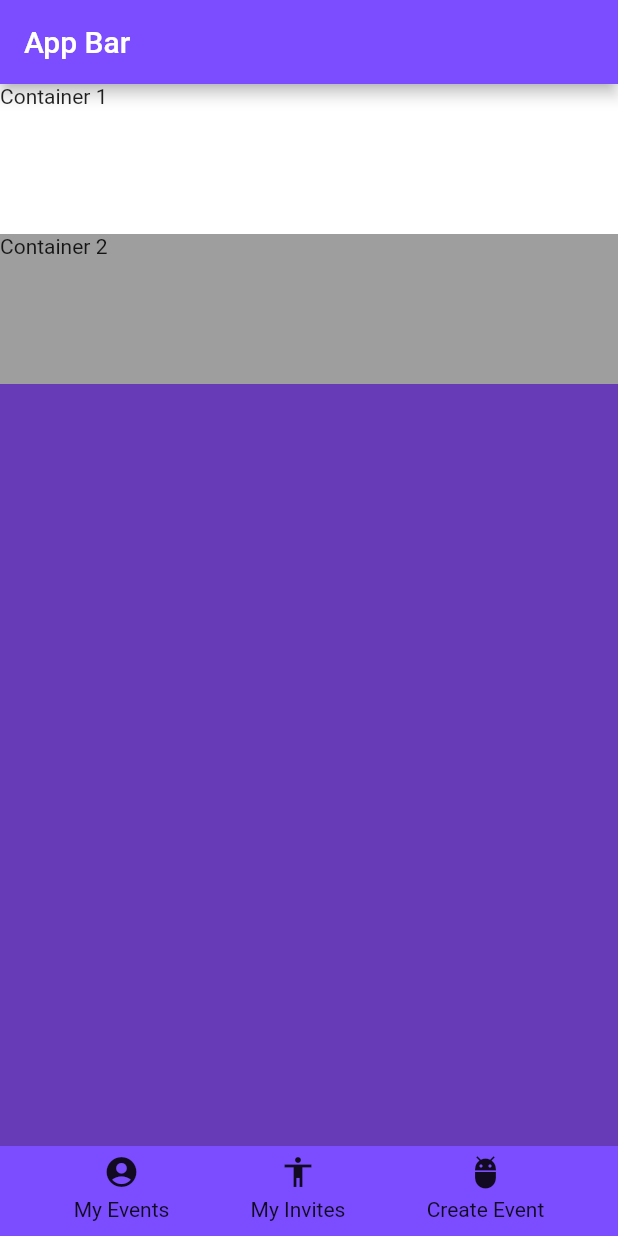
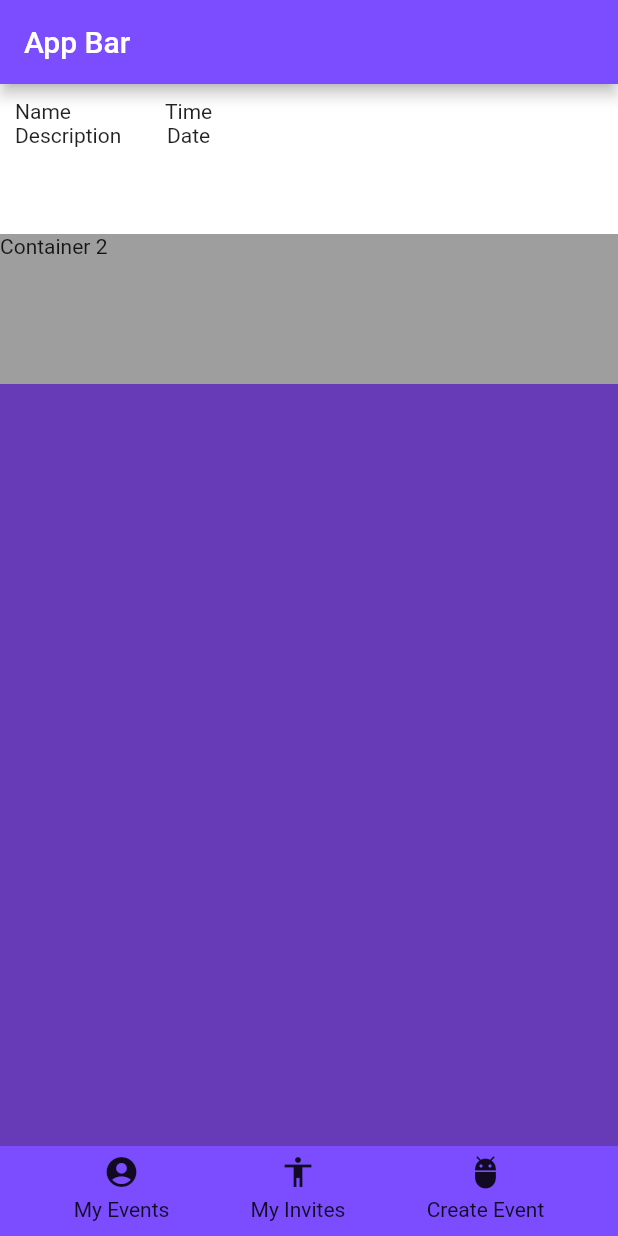
Before and after one commit to Jakal-lantern/2021Capstone, a Flutter app: the screen it shows after launch, on a phone screen of 412 x 824 dp. Run offline on Flutter 3.47's test engine with Material 2 defaults, Android fonts, the phone set to English and light mode, and no system bars.

Commit message:
Updated TODO list

```diff
--- a/lib/main.dart
+++ b/lib/main.dart
@@ -15,14 +15,34 @@ class MyApp extends StatelessWidget {
           backgroundColor: Colors.deepPurpleAccent,
         ),
         body: SafeArea(
-          child: Column(
-            verticalDirection: VerticalDirection.down,  // Default
-            crossAxisAlignment: CrossAxisAlignment.stretch, // Stretch children across screen width
+          child: Column(    // TODO: Create event container template
+            verticalDirection: VerticalDirection.down,    // Default
+            crossAxisAlignment: CrossAxisAlignment.stretch,   // Stretch children across screen width
             children: <Widget>[
               Container(
+                padding: EdgeInsets.all(10.0),
                 height: 100.0,
                 color: Colors.white,
-                child: Text("Container 1"),
+                child: Row(
+                  children: [
+                    Column(
+                      crossAxisAlignment: CrossAxisAlignment.start,
+                      children: [
+                        Container(
+                          width: 100.0,   // TODO: Find a way to fractionally size name/description text
+                          child: Text("Name")
+                        ),
+                        Text("Description"),
+                      ],
+                    ),
+                    Column(
+                      children: [
+                        Text("Time"),
+                        Text("Date"),
+                      ],
+                    )
+                  ],
+                ),
               ),
               Container(
                 height: 100.0,
@@ -32,7 +52,7 @@ class MyApp extends StatelessWidget {
             ],
           )
         ),
-        bottomNavigationBar: BottomAppBar(  // NOTE: This probably has a better way of doing it
+        bottomNavigationBar: BottomAppBar(    // NOTE: This probably has a better way of doing it
           color: Colors.deepPurpleAccent,
           child: Row(
             mainAxisAlignment: MainAxisAlignment.spaceEvenly,
@@ -73,7 +93,7 @@ class MyApp extends StatelessWidget {
                   ),
                 ),
               ),
-              InkWell(  // TODO: Make this a floating button?
+              InkWell(    // TODO: Make this a floating button?
                 onTap: (){
                   print("Icon 3 clicked");
                 },
@@ -93,7 +113,7 @@ class MyApp extends StatelessWidget {
               )
             ],
           ),
-          elevation: 0,
+          elevation: 0,   // Do I need this?
         )
       )
     );
```
